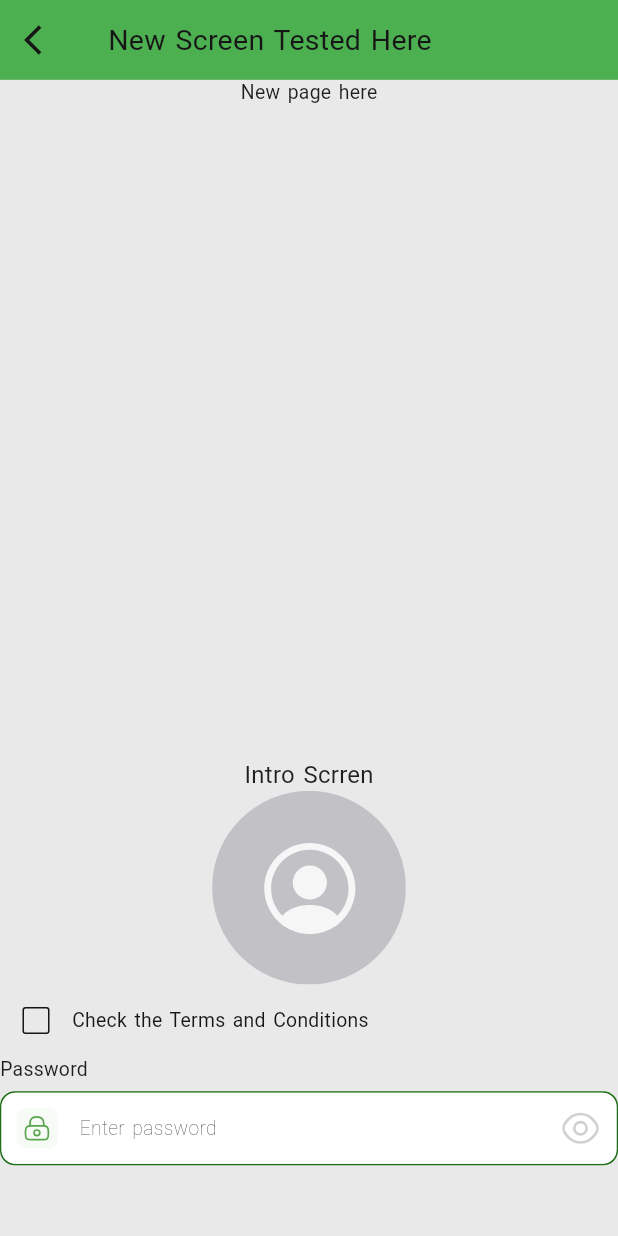
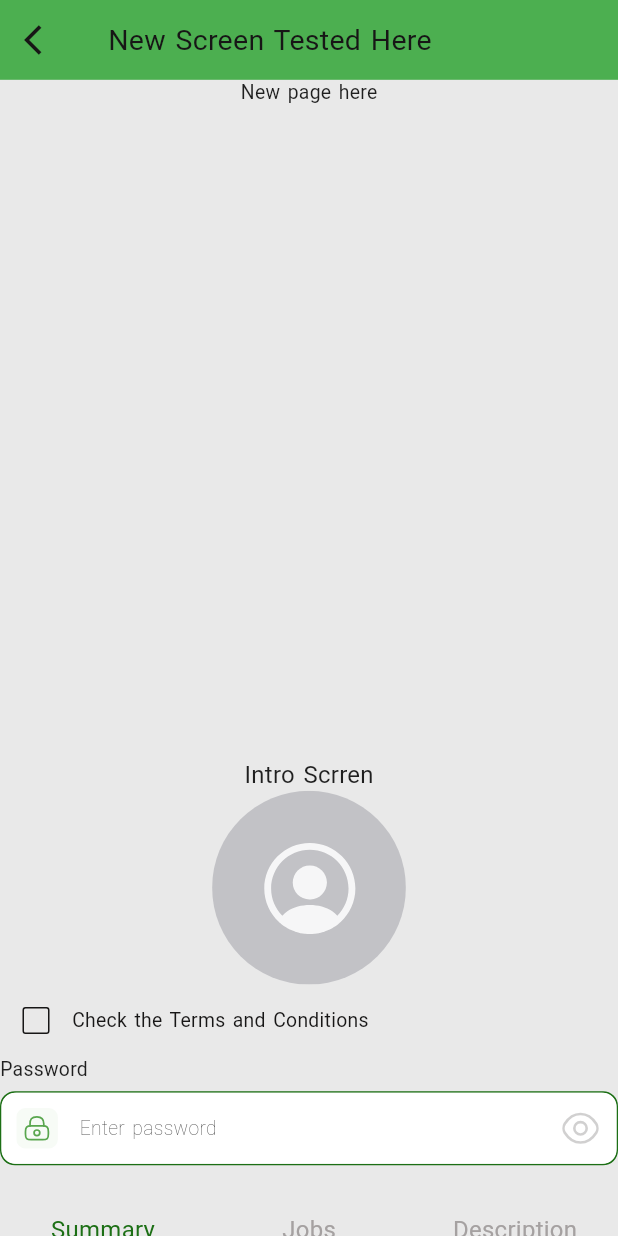
Before and after one commit to JamperCin/core_package, a Flutter app: the NewScreen screen opened by its route, on a phone screen of 412 x 824 dp. Run offline on Flutter 3.47's test engine with Material 3 defaults, Android fonts, the phone set to English and light mode, and no system bars; drawn by our look-alikes of shimmer; our stand-ins replace cached_network_image, carousel_slider, dotted_border, flutter_svg, geocoding, geolocator and 4 more; missing offline and left inert: encrypt, flutter_animator, flutter_overlay_loader; accounts and stored records are empty; Roboto replaces fonts that are missing (SfUI); statements that could not run were skipped; project files that could hold a hidden picture were left out.

Commit message:
Added a tabbar

```diff
--- a/lib/new_screen.dart
+++ b/lib/new_screen.dart
@@ -5,6 +5,7 @@ import 'package:core_module/core_ui/snippets/file_image_picker/file_image_picker
 import 'package:core_module/core_ui/widgets/checkbox_widget.dart';
 import 'package:core_module/core_ui/widgets/container_widget.dart';
 import 'package:core_module/core_ui/widgets/shimmer_widget.dart';
+import 'package:core_module/core_ui/widgets/tab_bar_widget.dart';
 import 'package:core_module/core_ui/widgets/text_button_widget.dart';
 import 'package:core_module/core_ui/widgets/textfield_widget.dart';
 import 'package:core_module/core_ui/widgets/textfield_widget.dart';
@@ -44,9 +45,30 @@ class NewScreen extends BaseScreenStandard {
             text: "Intro Scrren",
           ),
           FileImagePickerWidget(),
-          CheckboxWidget(onChange: (v){}, text: "Check the Terms and Conditions",),
-          TextFieldWidget.withPassword(hintText: 'Enter password',labelText: 'Password',),
-
+          CheckboxWidget(
+            onChange: (v) {},
+            text: "Check the Terms and Conditions",
+          ),
+          TextFieldWidget.withPassword(
+            hintText: 'Enter password',
+            labelText: 'Password',
+          ),
+          SizedBox(height: 20),
+          TabBarWidget(tabs: [
+            Tab(
+             // icon: Icon(Icons.ac_unit_outlined),
+              text: "Summary",
+            ),
+            Tab(
+              // icon: Icon(Icons.ac_unit_outlined),
+              text: "Jobs",
+            ),
+            Tab(
+             // icon: Icon(Icons.local_activity),
+              text: "Description",
+            )
+          ], onTabOnClick: (int ) {  },),
+          SizedBox(height: 20),
         ],
       ),
     );
--- a/packages/core_module/lib/core_ui/widgets/loader_widget.dart
+++ b/packages/core_module/lib/core_ui/widgets/loader_widget.dart
@@ -17,7 +17,7 @@ class LoaderWidget extends StatelessWidget {
     this.color,
     this.radius,
   })  : progressIndicator = false,
-   circularIndicator = false,
+        circularIndicator = false,
         context = null,
         strokeWidth = null,
         indicator = false;
@@ -54,7 +54,12 @@ class LoaderWidget extends StatelessWidget {
         indicator = false;
 
   ///Circular progress Indicator
-  Future<void> showProgressIndicator({required context, Widget? child, bool autoDismiss = true}) async {
+  Future<void> showProgressIndicator({
+    required context,
+    Widget? child,
+    bool autoDismiss = true,
+    double? radius,
+  }) async {
     Loader.show(
       context,
       progressIndicator: Column(
@@ -62,7 +67,7 @@ class LoaderWidget extends StatelessWidget {
         crossAxisAlignment: CrossAxisAlignment.center,
         mainAxisAlignment: MainAxisAlignment.center,
         children: [
-          _iosProgressIndicator(context),
+          _iosProgressIndicator(context, radius: radius,),
           child ?? const SizedBox.shrink(),
         ],
       ),
@@ -72,28 +77,27 @@ class LoaderWidget extends StatelessWidget {
       isBottomBarOverlay: true,
     );
 
-    if(autoDismiss) {
+    if (autoDismiss) {
       await Future.delayed(Duration(seconds: config.getTimeOut()));
       hideProgress();
     }
   }
 
-  void hideProgress(){
+  void hideProgress() {
     Loader.hide();
   }
 
   @override
   Widget build(BuildContext context) {
-
     if (progressIndicator) {
-      return _iosProgressIndicator(context);
+      return _iosProgressIndicator(context,radius: radius);
     }
 
     if (indicator) {
       return _progressIndicator(context);
     }
 
-    if(circularIndicator){
+    if (circularIndicator) {
       return _circularIndicator(context);
     }
 
@@ -106,7 +110,7 @@ class LoaderWidget extends StatelessWidget {
   ///
   /// {@youtube 560 315 https://www.youtube.com/watch?v=AENVH-ZqKDQ}
   ///
-  Widget _iosProgressIndicator(BuildContext context) {
+  Widget _iosProgressIndicator(BuildContext context, {double? radius}) {
     final colorScheme = Theme.of(context).colorScheme;
 
     return Container(
@@ -118,7 +122,7 @@ class LoaderWidget extends StatelessWidget {
       child: CupertinoActivityIndicator(
         animating: true,
         color: color ?? colorScheme.tertiary,
-        radius: radius ?? appDimen.dimen(20),
+        radius: radius ?? appDimen.dimen(30),
       ),
     );
   }
--- /dev/null
+++ b/packages/core_module/lib/core_ui/widgets/tab_bar_widget.dart
@@ -0,0 +1,61 @@
+import 'package:flutter/material.dart';
+
+class TabBarWidget extends StatefulWidget {
+  final List<Widget> tabs;
+  final Function(int)? onTabOnClick;
+  final bool tabBarScrollable;
+  final Color? indicatorColor;
+  final Color? dividerColor;
+  final Color? labelColor;
+  final TextStyle? labelStyle;
+
+  const TabBarWidget({
+    super.key,
+    required this.tabs,
+    this.onTabOnClick,
+    this.tabBarScrollable = true,
+    this.indicatorColor,
+    this.dividerColor,
+    this.labelColor,
+    this.labelStyle,
+  });
+
+  @override
+  State<TabBarWidget> createState() => _TabBarWidgetState();
+}
+
+class _TabBarWidgetState extends State<TabBarWidget>
+    with SingleTickerProviderStateMixin {
+  late TabController _tabController;
+
+  @override
+  void initState() {
+    _tabController = TabController(length: widget.tabs.length, vsync: this);
+    super.initState();
+  }
+
+  @override
+  void dispose() {
+    _tabController.dispose();
+    super.dispose();
+  }
+
+  @override
+  Widget build(BuildContext context) {
+    final colorScheme = Theme.of(context).colorScheme;
+    final textTheme = Theme.of(context).textTheme;
+
+    return TabBar(
+      physics:
+          widget.tabBarScrollable ? null : const NeverScrollableScrollPhysics(),
+      controller: _tabController,
+      onTap: widget.onTabOnClick,
+      tabs: widget.tabs,
+      indicatorColor: widget.indicatorColor ?? colorScheme.primary,
+      dividerColor: widget.dividerColor ?? colorScheme.surface,
+      labelColor: widget.labelColor ?? colorScheme.primary,
+      labelStyle: widget.labelStyle ?? textTheme.bodyMedium,
+      unselectedLabelColor: colorScheme.secondaryFixedDim,
+    );
+  }
+}
--- a/packages/core_module/pubspec.yaml
+++ b/packages/core_module/pubspec.yaml
@@ -1,6 +1,6 @@
 name: core_module
 description: "A new Flutter package for setting up projects."
-version: 1.2.8
+version: 1.2.9
 homepage: https://github.com/JamperCin/core_package
 
 environment:
```
Also changed, not shown: pubspec.lock.
